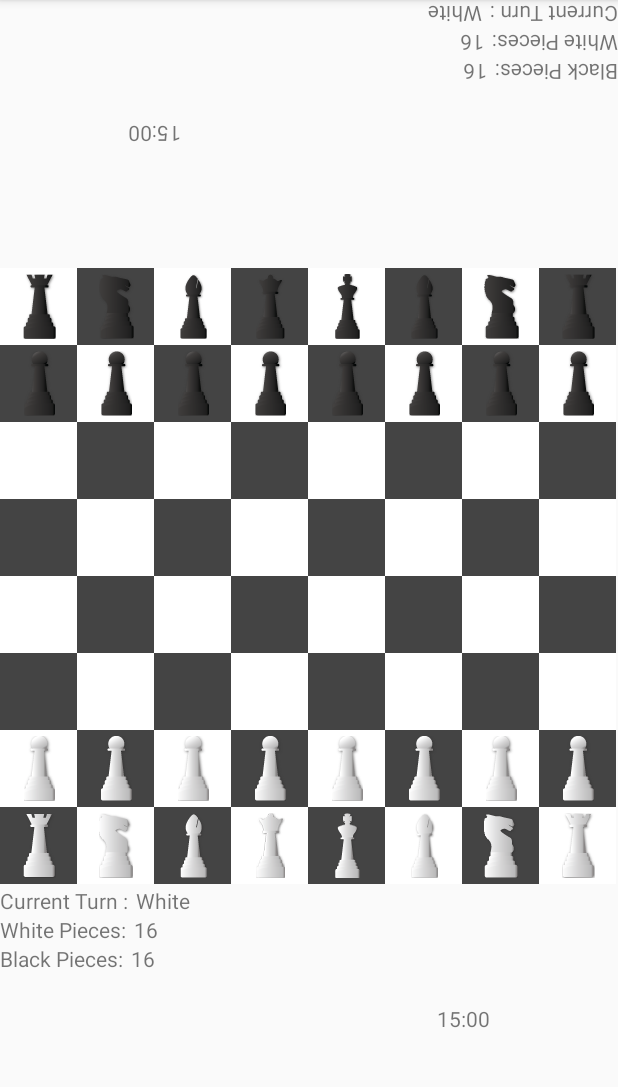
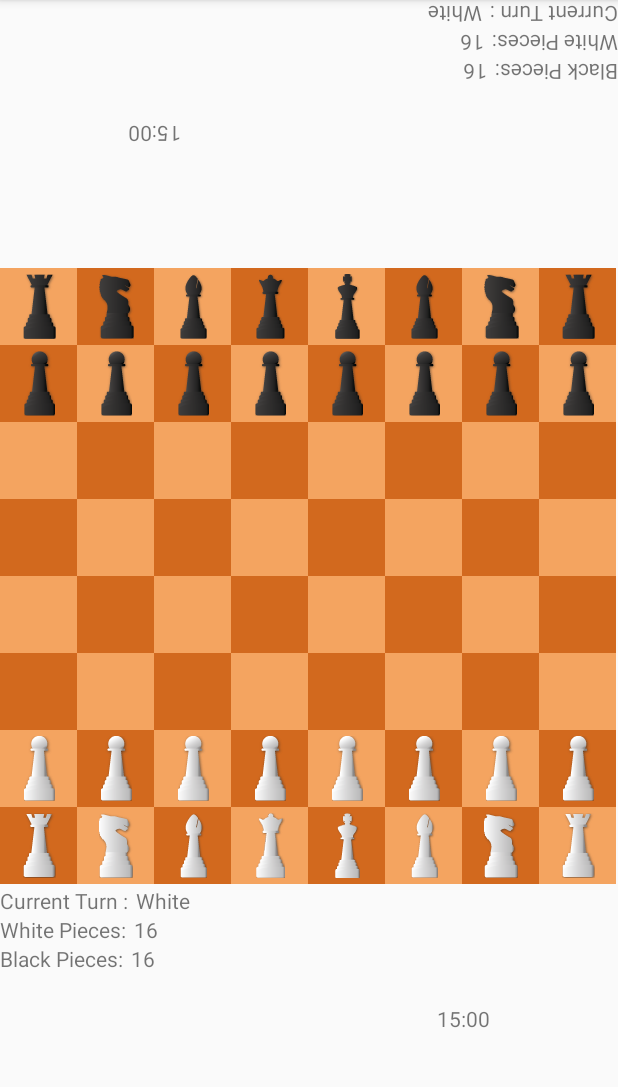
Before and after one commit to kelson-martins/DroidChess, an Android app: the screen it shows after launch (MainActivity), on a phone screen of 412 x 824 dp, the part 84-1171 px from its top. Run offline under Robolectric (Android 15) with nearby library versions, the phone set to English and light mode, and no system bars.

Commit message:
board color changed and bug reported

```diff
--- a/app/src/main/java/droidchess/kelson/com/droidchess/ChessView.java
+++ b/app/src/main/java/droidchess/kelson/com/droidchess/ChessView.java
@@ -83,8 +83,8 @@ public class ChessView extends View {
         black = new Paint(Paint.ANTI_ALIAS_FLAG);
         white = new Paint(Paint.ANTI_ALIAS_FLAG);
         blue = new Paint(Paint.ANTI_ALIAS_FLAG);
-        black.setColor(Color.DKGRAY);
-        white.setColor(Color.WHITE);
+        black.setColor(0xFFD2691E);
+        white.setColor(0xFFF4A460);
         blue.setColor(Color.BLUE);
         board = new Piece[8][8];
 
@@ -253,6 +253,7 @@ public class ChessView extends View {
     }
 
     void arrangePieces() {
+        whiteTurn = true;
         // White Pieces
         board[0][6] = Piece.WHITE_PAWN;
         board[1][6] = Piece.WHITE_PAWN;
```
